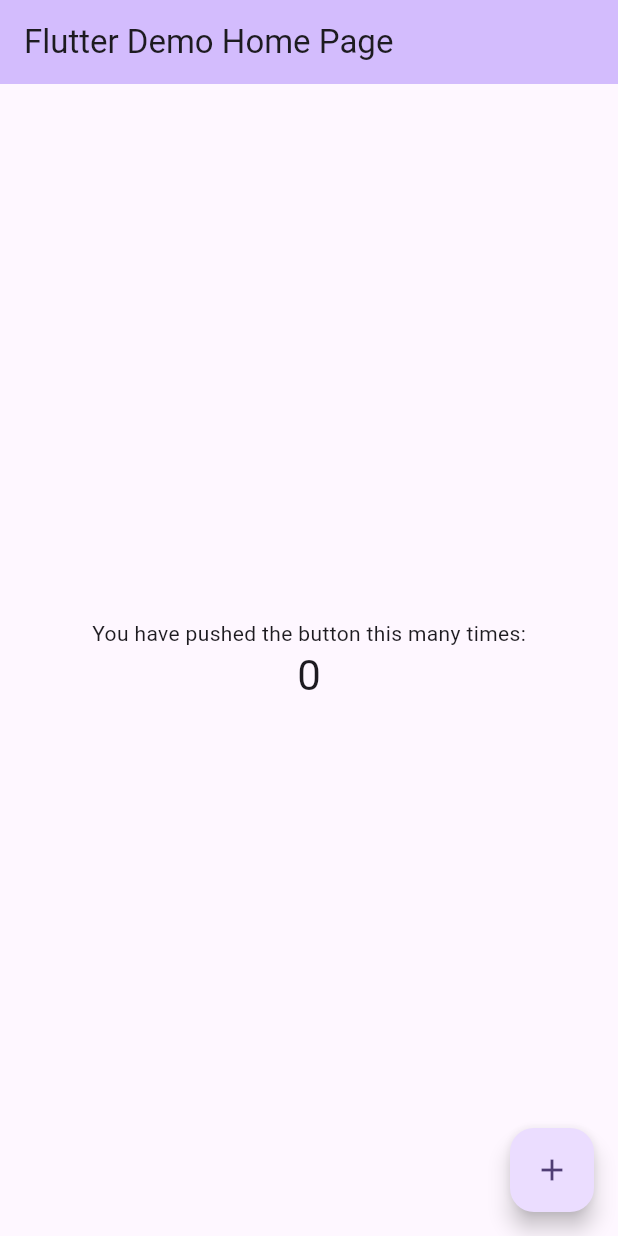
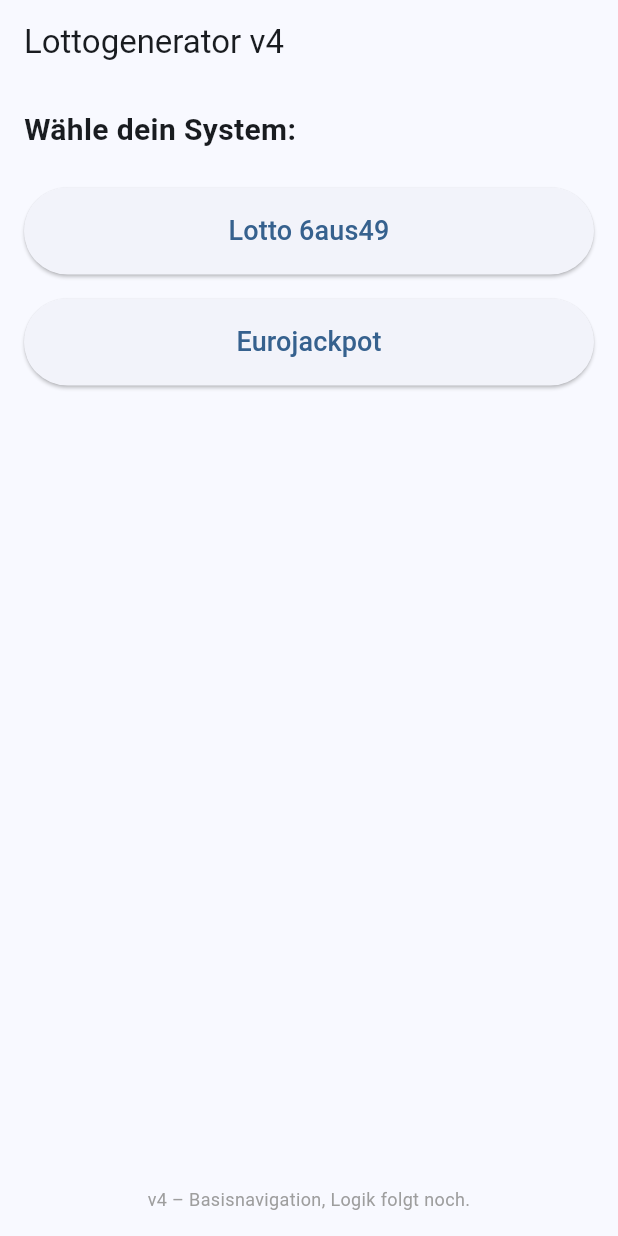
Before and after one commit to funatiker1968-hub/Lottogenerator_v4, a Flutter app: the screen it shows after launch, on a phone screen of 412 x 824 dp. Run offline on Flutter 3.47's test engine with Material 3 defaults, Android fonts, the phone set to English and light mode, and no system bars.

Commit message:
FIX: main.dart repariert & Widget-Test bereinigt

```diff
--- a/lib/main.dart
+++ b/lib/main.dart
@@ -1,122 +1,128 @@
 import 'package:flutter/material.dart';
 
 void main() {
-  runApp(const MyApp());
+  runApp(const LottoGeneratorApp());
 }
 
-class MyApp extends StatelessWidget {
-  const MyApp({super.key});
+class LottoGeneratorApp extends StatelessWidget {
+  const LottoGeneratorApp({super.key});
 
-  // This widget is the root of your application.
   @override
   Widget build(BuildContext context) {
     return MaterialApp(
-      title: 'Flutter Demo',
+      title: 'Lottogenerator v4',
+      debugShowCheckedModeBanner: false,
       theme: ThemeData(
-        // This is the theme of your application.
-        //
-        // TRY THIS: Try running your application with "flutter run". You'll see
-        // the application has a purple toolbar. Then, without quitting the app,
-        // try changing the seedColor in the colorScheme below to Colors.green
-        // and then invoke "hot reload" (save your changes or press the "hot
-        // reload" button in a Flutter-supported IDE, or press "r" if you used
-        // the command line to start the app).
-        //
-        // Notice that the counter didn't reset back to zero; the application
-        // state is not lost during the reload. To reset the state, use hot
-        // restart instead.
-        //
-        // This works for code too, not just values: Most code changes can be
-        // tested with just a hot reload.
-        colorScheme: .fromSeed(seedColor: Colors.deepPurple),
+        colorScheme: ColorScheme.fromSeed(seedColor: Colors.blue),
+        useMaterial3: true,
       ),
-      home: const MyHomePage(title: 'Flutter Demo Home Page'),
+      home: const HomeScreen(),
     );
   }
 }
 
-class MyHomePage extends StatefulWidget {
-  const MyHomePage({super.key, required this.title});
-
-  // This widget is the home page of your application. It is stateful, meaning
-  // that it has a State object (defined below) that contains fields that affect
-  // how it looks.
-
-  // This class is the configuration for the state. It holds the values (in this
-  // case the title) provided by the parent (in this case the App widget) and
-  // used by the build method of the State. Fields in a Widget subclass are
-  // always marked "final".
-
-  final String title;
-
-  @override
-  State<MyHomePage> createState() => _MyHomePageState();
-}
-
-class _MyHomePageState extends State<MyHomePage> {
-  int _counter = 0;
-
-  void _incrementCounter() {
-    setState(() {
-      // This call to setState tells the Flutter framework that something has
-      // changed in this State, which causes it to rerun the build method below
-      // so that the display can reflect the updated values. If we changed
-      // _counter without calling setState(), then the build method would not be
-      // called again, and so nothing would appear to happen.
-      _counter++;
-    });
-  }
+class HomeScreen extends StatelessWidget {
+  const HomeScreen({super.key});
 
   @override
   Widget build(BuildContext context) {
-    // This method is rerun every time setState is called, for instance as done
-    // by the _incrementCounter method above.
-    //
-    // The Flutter framework has been optimized to make rerunning build methods
-    // fast, so that you can just rebuild anything that needs updating rather
-    // than having to individually change instances of widgets.
     return Scaffold(
       appBar: AppBar(
-        // TRY THIS: Try changing the color here to a specific color (to
-        // Colors.amber, perhaps?) and trigger a hot reload to see the AppBar
-        // change color while the other colors stay the same.
-        backgroundColor: Theme.of(context).colorScheme.inversePrimary,
-        // Here we take the value from the MyHomePage object that was created by
-        // the App.build method, and use it to set our appbar title.
-        title: Text(widget.title),
+        title: const Text('Lottogenerator v4'),
       ),
-      body: Center(
-        // Center is a layout widget. It takes a single child and positions it
-        // in the middle of the parent.
+      body: Padding(
+        padding: const EdgeInsets.all(16),
         child: Column(
-          // Column is also a layout widget. It takes a list of children and
-          // arranges them vertically. By default, it sizes itself to fit its
-          // children horizontally, and tries to be as tall as its parent.
-          //
-          // Column has various properties to control how it sizes itself and
-          // how it positions its children. Here we use mainAxisAlignment to
-          // center the children vertically; the main axis here is the vertical
-          // axis because Columns are vertical (the cross axis would be
-          // horizontal).
-          //
-          // TRY THIS: Invoke "debug painting" (choose the "Toggle Debug Paint"
-          // action in the IDE, or press "p" in the console), to see the
-          // wireframe for each widget.
-          mainAxisAlignment: .center,
+          crossAxisAlignment: CrossAxisAlignment.stretch,
           children: [
-            const Text('You have pushed the button this many times:'),
-            Text(
-              '$_counter',
-              style: Theme.of(context).textTheme.headlineMedium,
+            const Text(
+              'Wähle dein System:',
+              style: TextStyle(
+                fontSize: 20,
+                fontWeight: FontWeight.bold,
+              ),
+            ),
+            const SizedBox(height: 24),
+            ElevatedButton(
+              onPressed: () {
+                Navigator.of(context).push(
+                  MaterialPageRoute(
+                    builder: (_) => const Lotto6aus49Screen(),
+                  ),
+                );
+              },
+              child: const Padding(
+                padding: EdgeInsets.symmetric(vertical: 16),
+                child: Text(
+                  'Lotto 6aus49',
+                  style: TextStyle(fontSize: 18),
+                ),
+              ),
+            ),
+            const SizedBox(height: 16),
+            ElevatedButton(
+              onPressed: () {
+                Navigator.of(context).push(
+                  MaterialPageRoute(
+                    builder: (_) => const EurojackpotScreen(),
+                  ),
+                );
+              },
+              child: const Padding(
+                padding: EdgeInsets.symmetric(vertical: 16),
+                child: Text(
+                  'Eurojackpot',
+                  style: TextStyle(fontSize: 18),
+                ),
+              ),
+            ),
+            const Spacer(),
+            const Text(
+              'v4 – Basisnavigation, Logik folgt noch.',
+              textAlign: TextAlign.center,
+              style: TextStyle(fontSize: 12, color: Colors.grey),
             ),
           ],
         ),
       ),
-      floatingActionButton: FloatingActionButton(
-        onPressed: _incrementCounter,
-        tooltip: 'Increment',
-        child: const Icon(Icons.add),
+    );
+  }
+}
+
+class Lotto6aus49Screen extends StatelessWidget {
+  const Lotto6aus49Screen({super.key});
+
+  @override
+  Widget build(BuildContext context) {
+    return Scaffold(
+      appBar: AppBar(
+        title: const Text('Lotto 6aus49'),
+      ),
+      body: const Center(
+        child: Text(
+          'Lotto 6aus49 UI folgt…',
+          style: TextStyle(fontSize: 18),
+        ),
       ),
     );
   }
 }
+
+class EurojackpotScreen extends StatelessWidget {
+  const EurojackpotScreen({super.key});
+
+  @override
+  Widget build(BuildContext context) {
+    return Scaffold(
+      appBar: AppBar(
+        title: const Text('Eurojackpot'),
+      ),
+      body: const Center(
+        child: Text(
+          'Eurojackpot UI folgt…',
+          style: TextStyle(fontSize: 18),
+        ),
+      ),
+    );
+  }
+}
```
Also changed, not shown: 1 other file.
